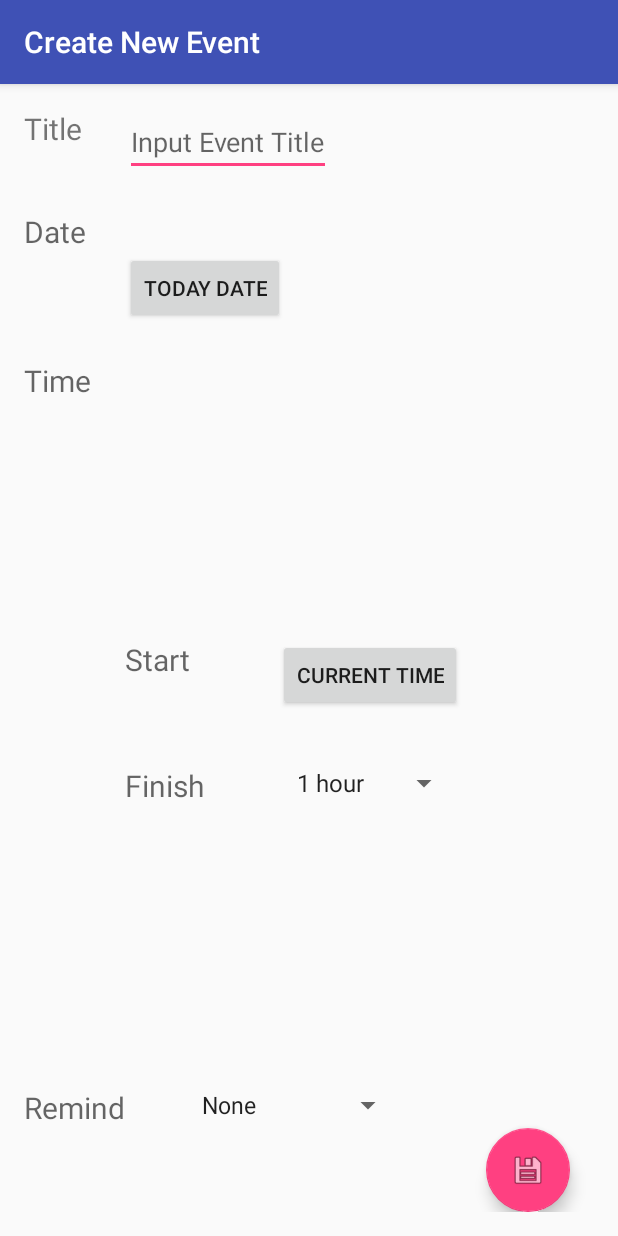
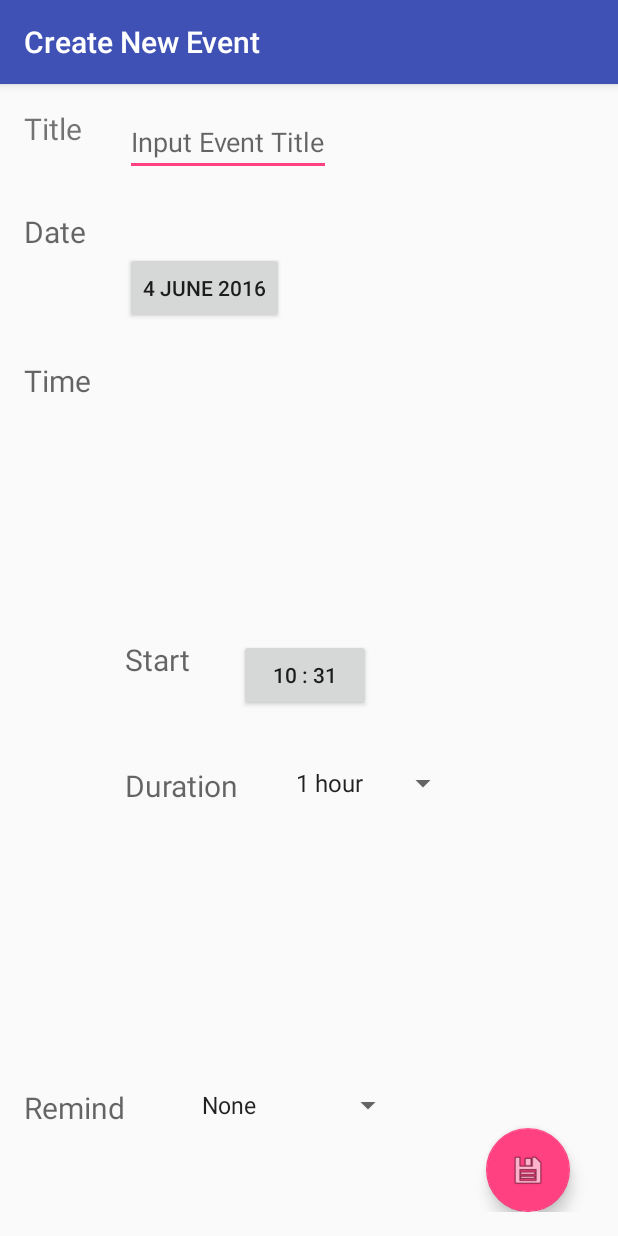
Before and after one commit to gunhappy/TimeSchedule, an Android app: the fragment EventFragment placed in its activity, after a tap on an icon or button, on a phone screen of 412 x 824 dp. Run offline under Robolectric (Android 15) with nearby library versions, the phone set to English and light mode, and no system bars; libraries missing offline, so code that uses them is left out: com.marshalchen.ultimaterecyclerview.

Commit message:
can add event and show event list in Day page

```diff
--- a/app/build.gradle
+++ b/app/build.gradle
@@ -26,6 +26,8 @@ dependencies {
     compile 'com.android.support:design:23.3.0'
     compile 'com.android.support:support-v4:23.3.0'
     compile 'com.google.android.gms:play-services-appindexing:8.1.0'
-    compile 'com.prolificinteractive:material-calendarview:1.4.0'
     compile 'com.github.marcohc:robotocalendarview:1.2.1'
+    compile 'com.android.support:cardview-v7:23.1.1'
+    compile 'com.android.support:recyclerview-v7:23.1.1'
+    compile 'com.hkm.ui:ultimaterecyclerview:0.5.8'
 }
--- a/app/src/main/java/com/adtproject/timeschedule/Activity/Activity/CreateEventActivity.java
+++ b/app/src/main/java/com/adtproject/timeschedule/Activity/Activity/CreateEventActivity.java
@@ -5,15 +5,20 @@ import android.app.TimePickerDialog;
 import android.support.design.widget.FloatingActionButton;
 import android.support.v7.app.AppCompatActivity;
 import android.os.Bundle;
+import android.text.format.Time;
 import android.util.Log;
 import android.view.View;
 import android.widget.Button;
 import android.widget.DatePicker;
 import android.app.DatePickerDialog.OnDateSetListener;
 import android.widget.EditText;
+import android.widget.Spinner;
 import android.widget.TimePicker;
 
+import com.adtproject.timeschedule.Activity.Models.CalendarName;
+import com.adtproject.timeschedule.Activity.Models.Daily;
 import com.adtproject.timeschedule.Activity.Models.Event;
+import com.adtproject.timeschedule.Activity.Models.Storage;
 import com.adtproject.timeschedule.Activity.R;
 
 import java.text.SimpleDateFormat;
@@ -27,8 +32,10 @@ public class CreateEventActivity extends AppCompatActivity {
     private Calendar calendar;
     private int day=0,month=0,year=0;
     private int hour=0,minute=0;
+    private String duration="";
     private String title;
     private EditText editText;
+    private Spinner durationSpinner;
     /**
      * ATTENTION: This was auto-generated to implement the App Indexing API.
      * See https://g.co/AppIndexing/AndroidStudio for more information.
@@ -50,6 +57,12 @@ public class CreateEventActivity extends AppCompatActivity {
                 calendar.set(year,month,day);
                 title = editText.getText().toString();
                 //Event event = new Event();
+                duration = durationSpinner.getSelectedItem().toString();
+                Log.i("duration",duration);
+                Log.i("title",title);
+                int duration_val = Integer.parseInt(duration.charAt(0)+"");
+                Event event = new Event(calendar,hour,minute,duration_val,title);
+                Storage.getInstance().addEvent(event);
                 finish();
             }
         });
@@ -67,6 +80,12 @@ public class CreateEventActivity extends AppCompatActivity {
 
             }
         });
+        Time today = new Time(Time.getCurrentTimezone());
+        today.setToNow();
+        day = today.monthDay;
+        month = today.month;
+        year = today.year;
+        setDateText();
 
         selectTimeBtn = (Button)findViewById(R.id.selectTimeBtn);
         selectTimeBtn.setOnClickListener(new View.OnClickListener() {
@@ -75,7 +94,26 @@ public class CreateEventActivity extends AppCompatActivity {
                 TimeDialog();
             }
         });
+        hour = today.hour;
+        minute = today.minute;
+        setTimeText();
 
+        durationSpinner = (Spinner)findViewById(R.id.duration_spinner);
+
+    }
+
+    public void setDateText(){
+        CalendarName cdn = new CalendarName();
+        String month_name = cdn.getMonthName(month);
+        selectDateBtn.setText(day+" "+month_name+" "+year);
+    }
+
+    public void setTimeText(){
+        String hr = hour+"";
+        String min = minute+"";
+        if(hour<10) hr = "0"+hour;
+        if(minute<10) min = "0"+minute;
+        selectTimeBtn.setText(hr+" : "+min);
     }
 
     private void TimeDialog() {
@@ -84,6 +122,7 @@ public class CreateEventActivity extends AppCompatActivity {
             public void onTimeSet(TimePicker view, int hourOfDay, int minutes) {
                 hour = hourOfDay;
                 minute = minutes;
+                setTimeText();
             }
         };
         TimePickerDialog tpDialog = new TimePickerDialog(this,listener,hour,minute,true);
@@ -102,7 +141,7 @@ public class CreateEventActivity extends AppCompatActivity {
                 day = dayOfMonth;
                 month = monthOfYear;
                 year = years;
-
+                setDateText();
             }};
 
         DatePickerDialog dpDialog=new DatePickerDialog(this, listener, calendar.get(Calendar.YEAR), calendar.get(Calendar.MONTH), calendar.get(Calendar.DAY_OF_MONTH));
--- a/app/src/main/java/com/adtproject/timeschedule/Activity/Activity/DayFragment.java
+++ b/app/src/main/java/com/adtproject/timeschedule/Activity/Activity/DayFragment.java
@@ -5,13 +5,22 @@ import android.net.Uri;
 import android.os.Bundle;
 import android.app.Fragment;
 import android.support.design.widget.NavigationView;
+import android.support.v7.widget.LinearLayoutManager;
+import android.support.v7.widget.RecyclerView;
+import android.util.Log;
 import android.view.LayoutInflater;
 import android.view.View;
 import android.view.ViewGroup;
 import android.widget.TextView;
 
+import com.adtproject.timeschedule.Activity.Adapter.EventAdapter;
 import com.adtproject.timeschedule.Activity.Models.CalendarName;
+import com.adtproject.timeschedule.Activity.Models.Daily;
+import com.adtproject.timeschedule.Activity.Models.Storage;
 import com.adtproject.timeschedule.Activity.R;
+import com.marshalchen.ultimaterecyclerview.UltimateRecyclerView;
+
+import java.util.Calendar;
 
 /**
  * A simple {@link Fragment} subclass.
@@ -34,7 +43,10 @@ public class DayFragment extends Fragment {
     private String dayofweek;
     private String month;
     private String year;
+    private int day_num,month_num,year_num;
     private TextView title;
+    private Calendar calendar;
+    private RecyclerView recyclerView;
 
     private OnFragmentInteractionListener mListener;
 
@@ -76,12 +88,31 @@ public class DayFragment extends Fragment {
         MainActivity.toolbar.setTitle(month+" "+year);
         title.setText(day+" "+dayofweek);
         MainActivity.navigationView.getMenu().getItem(0).setChecked(true);
+
+
+
+        Log.e("test",Storage.getInstance().getDailyList().size()+"");
+        for (Daily d : Storage.getInstance().getDailyList()){
+            Log.e("daily",d.toString());
+        }
     }
 
     @Override
     public void onViewCreated(View view, Bundle savedInstanceState) {
         super.onViewCreated(view, savedInstanceState);
         title = (TextView)view.findViewById(R.id.fragment_day_title);
+        year_num = Integer.parseInt(year);
+        month_num = Integer.parseInt(month);
+        day_num = Integer.parseInt(day);
+        calendar = Calendar.getInstance();
+        calendar.set(year_num,month_num,day_num);
+        Daily daily = Storage.getInstance().getDaily(calendar);
+        Log.e("check",daily.getEvents().size()+"");
+        recyclerView = (RecyclerView) view.findViewById(R.id.event_recycler_view);
+        EventAdapter eventAdapter = new EventAdapter(daily.getEvents());
+        recyclerView.setAdapter(eventAdapter);
+        recyclerView.setLayoutManager(new LinearLayoutManager(getActivity()));
+
         initComponents();
     }
 
--- a/app/src/main/java/com/adtproject/timeschedule/Activity/Activity/MainActivity.java
+++ b/app/src/main/java/com/adtproject/timeschedule/Activity/Activity/MainActivity.java
@@ -13,6 +13,7 @@ import android.support.v7.app.ActionBarDrawerToggle;
 import android.support.v7.app.AppCompatActivity;
 import android.support.v7.widget.Toolbar;
 import android.text.format.Time;
+import android.util.Log;
 import android.view.Menu;
 import android.view.MenuItem;
 import android.view.View;
@@ -64,7 +65,7 @@ public class MainActivity extends AppCompatActivity
         Time today = new Time(Time.getCurrentTimezone());
         today.setToNow();
         day = today.monthDay+"";
-        dayofweek = today.weekDay+"";
+        dayofweek = today.WEEK_DAY+"";
         month = today.month+"";
         year = today.year+"";
 
@@ -114,6 +115,7 @@ public class MainActivity extends AppCompatActivity
         bundle.putString("month",month);
         bundle.putString("year",year);
         bundle.putString("week",dayofweek);
+        Log.i("week",dayofweek);
         objFragment.setArguments(bundle);
     }
     @SuppressWarnings("StatementWithEmptyBody")
--- /dev/null
+++ b/app/src/main/java/com/adtproject/timeschedule/Activity/Adapter/EventAdapter.java
@@ -0,0 +1,48 @@
+package com.adtproject.timeschedule.Activity.Adapter;
+
+import android.graphics.Color;
+import android.support.v7.widget.RecyclerView;
+import android.view.LayoutInflater;
+import android.view.View;
+import android.view.ViewGroup;
+
+import com.adtproject.timeschedule.Activity.Models.Event;
+import com.adtproject.timeschedule.Activity.R;
+import com.marshalchen.ultimaterecyclerview.UltimateRecyclerView;
+import com.marshalchen.ultimaterecyclerview.UltimateViewAdapter;
+
+import java.util.List;
+import java.util.Random;
+
+/**
+ * Created by พศิน on 4/6/2559.
+ */
+public class EventAdapter extends RecyclerView.Adapter<EventViewHolder> {
+
+    private List<Event> events;
+
+    public EventAdapter(List<Event> obj){
+        events = obj;
+    }
+
+
+    @Override
+    public EventViewHolder onCreateViewHolder(ViewGroup parent, int viewType) {
+        final LayoutInflater layoutInflater = LayoutInflater.from(parent.getContext());
+        final View v = layoutInflater.inflate(R.layout.event_cell, parent, false);
+        return new EventViewHolder(v);
+    }
+
+    @Override
+    public void onBindViewHolder(EventViewHolder holder, int position) {
+        holder.event_text.setText(events.get(position).getTitle());
+        holder.time_text.setText(events.get(position).getTimeRangeText());
+    }
+
+    @Override
+    public int getItemCount() {
+        return events.size();
+    }
+
+
+}
--- /dev/null
+++ b/app/src/main/java/com/adtproject/timeschedule/Activity/Adapter/EventViewHolder.java
@@ -0,0 +1,24 @@
+package com.adtproject.timeschedule.Activity.Adapter;
+
+import android.support.v7.widget.RecyclerView;
+import android.view.View;
+import android.widget.TextView;
+
+import com.adtproject.timeschedule.Activity.R;
+import com.marshalchen.ultimaterecyclerview.UltimateRecyclerView;
+import com.marshalchen.ultimaterecyclerview.UltimateRecyclerviewViewHolder;
+
+/**
+ * Created by พศิน on 4/6/2559.
+ */
+public class EventViewHolder extends RecyclerView.ViewHolder {
+
+    TextView event_text;
+    TextView time_text;
+
+    public EventViewHolder(View itemView) {
+        super(itemView);
+        event_text = (TextView)itemView.findViewById(R.id.event_title_textview);
+        time_text = (TextView)itemView.findViewById(R.id.event_time_textview);
+    }
+}
--- /dev/null
+++ b/app/src/main/java/com/adtproject/timeschedule/Activity/Models/Daily.java
@@ -0,0 +1,39 @@
+package com.adtproject.timeschedule.Activity.Models;
+
+import java.util.ArrayList;
+import java.util.Calendar;
+import java.util.Date;
+import java.util.List;
+
+/**
+ * Created by พศิน on 4/6/2559.
+ */
+public class Daily {
+
+    private Calendar calendar;
+    private List<Event> events;
+
+    public Daily(Calendar calendar){
+
+        this.calendar = calendar;
+        this.events = new ArrayList<Event>();
+    }
+
+    public Calendar getCalendar() {
+        return calendar;
+    }
+
+    public List<Event> getEvents() {
+        return this.events;
+    }
+
+
+    public void addEvent(Event event){
+        events.add(event);
+    }
+
+    @Override
+    public String toString() {
+        return calendar.get(Calendar.DAY_OF_MONTH)+"/"+calendar.get(Calendar.MONTH)+"/"+calendar.get(Calendar.YEAR);
+    }
+}
--- a/app/src/main/java/com/adtproject/timeschedule/Activity/Models/Event.java
+++ b/app/src/main/java/com/adtproject/timeschedule/Activity/Models/Event.java
@@ -8,14 +8,15 @@ import java.util.Calendar;
  */
 public class Event {
     private Calendar calendar;
-    private Time startTime,endTime;
-    private int duration;
+    private int duration,hour,minute,endHour;
     private String title;
 
-    public Event(Calendar calendar, Time startTime, Time endTime, String title) {
+    public Event(Calendar calendar, int hour,int minute, int duration, String title) {
         this.calendar = calendar;
-        this.startTime = startTime;
+        this.hour = hour;
+        this.minute = minute;
         this.duration = duration;
+        this.endHour = hour+duration;
         this.title = title;
     }
 
@@ -23,8 +24,12 @@ public class Event {
         return calendar;
     }
 
-    public Time getStartTime() {
-        return startTime;
+    public int getHour() {
+        return hour;
+    }
+
+    public int getMinute() {
+        return minute;
     }
 
     public int getDuration() {
@@ -34,4 +39,14 @@ public class Event {
     public String getTitle() {
         return title;
     }
+
+    public String getTimeRangeText(){
+        String hr = hour+"";
+        String min = minute+"";
+        String hrEnd = endHour+"";
+        if(hour<10) hr = "0"+hour;
+        if(endHour<10) hrEnd = "0"+endHour;
+        if(minute<10) min = "0"+minute;
+        return String.format("%s.%s - %s.%s",hr,min,hrEnd,min);
+    }
 }
--- a/app/src/main/java/com/adtproject/timeschedule/Activity/Models/Storage.java
+++ b/app/src/main/java/com/adtproject/timeschedule/Activity/Models/Storage.java
@@ -1,6 +1,7 @@
 package com.adtproject.timeschedule.Activity.Models;
 
 import java.util.ArrayList;
+import java.util.Calendar;
 import java.util.List;
 
 /**
@@ -8,23 +9,55 @@ import java.util.List;
  */
 public class Storage {
 
-    private Storage instance;
-    private List<Event> events;
+    private static Storage instance;
+    private List<Daily> dailyList;
 
     private Storage(){
-        events = new ArrayList<Event>();
+        dailyList = new ArrayList<Daily>();
     }
 
-    public Storage getInstance() {
-        if(instance==null) return new Storage();
-        else return instance;
+    public static Storage getInstance() {
+        if(instance==null) instance =  new Storage();
+        return instance;
     }
 
-    public  List<Event> getEvents(){
-        return events;
+    public  List<Daily> getDailyList(){
+        return dailyList;
+    }
+
+    public void addDaily(Daily daily){
+        dailyList.add(daily);
     }
 
     public void addEvent(Event event){
-        events.add(event);
+        boolean found = false;
+        for(Daily daily:dailyList){
+            if(isSameDate(daily.getCalendar(),event.getCalendar())){
+                daily.addEvent(event);
+                found = true;
+                break;
+            }
+        }
+        if(!found){
+            Daily daily = new Daily(event.getCalendar());
+            daily.addEvent(event);
+            dailyList.add(daily);
+        }
+    }
+
+    public Daily getDaily(Calendar calendar){
+        for(Daily daily:dailyList){
+            if(isSameDate(daily.getCalendar(),(calendar))){
+                return daily;
+            }
+        }
+        return new Daily(calendar);
+    }
+
+    public boolean isSameDate(Calendar c1,Calendar c2){
+        if(c1.get(Calendar.DAY_OF_MONTH) == c2.get(Calendar.DAY_OF_MONTH)
+                && c1.get(Calendar.MONTH) == c2.get(Calendar.MONTH)
+                && c1.get(Calendar.YEAR) == c2.get(Calendar.YEAR)) return true;
+        return false;
     }
 }
--- a/app/src/main/res/layout/activity_create_event.xml
+++ b/app/src/main/res/layout/activity_create_event.xml
@@ -78,13 +78,13 @@
         android:text="current time"
         android:id="@+id/selectTimeBtn"
         android:layout_alignTop="@+id/textView4"
-        android:layout_toStartOf="@+id/save_fab" />
+        android:layout_toEndOf="@+id/textView5" />
 
     <TextView
         android:layout_width="wrap_content"
         android:layout_height="wrap_content"
         android:textAppearance="?android:attr/textAppearanceMedium"
-        android:text="Finish"
+        android:text="Duration"
         android:textSize="20dp"
         android:id="@+id/textView5"
         android:layout_below="@+id/selectTimeBtn"
@@ -113,7 +113,7 @@
     <Spinner
         android:layout_width="wrap_content"
         android:layout_height="wrap_content"
-        android:id="@+id/durationHr_spinner"
+        android:id="@+id/duration_spinner"
         android:prompt="@string/durationHr_prompt"
         android:entries="@array/durationHr_arrays"
         android:layout_alignTop="@+id/textView5"
--- a/app/src/main/res/layout/content_main.xml
+++ b/app/src/main/res/layout/content_main.xml
@@ -10,7 +10,8 @@
     android:paddingTop="@dimen/activity_vertical_margin"
     app:layout_behavior="@string/appbar_scrolling_view_behavior"
     tools:context=".Activity.MainActivity"
-    tools:showIn="@layout/app_bar_main">
+    tools:showIn="@layout/app_bar_main"
+    android:background="#cdedf3">
 
     <FrameLayout
         android:id="@+id/content_frame"
--- /dev/null
+++ b/app/src/main/res/layout/overview_cell.xml
@@ -0,0 +1,6 @@
+<?xml version="1.0" encoding="utf-8"?>
+<LinearLayout xmlns:android="http://schemas.android.com/apk/res/android"
+    android:orientation="vertical" android:layout_width="match_parent"
+    android:layout_height="match_parent">
+
+</LinearLayout>
--- a/build.gradle
+++ b/build.gradle
@@ -18,6 +18,7 @@ allprojects {
         maven {
             url "https://jitpack.io"
         }
+        maven { url "http://dl.bintray.com/jjhesk/maven" }
     }
 }
 
```
Also changed, not shown: app/src/main/res/layout/event_cell.xml (added, +43 -0 lines), app/src/main/res/layout/fragment_day.xml (+39 -4 lines), app/src/main/res/layout/fragment_event.xml (+6 -4 lines).
